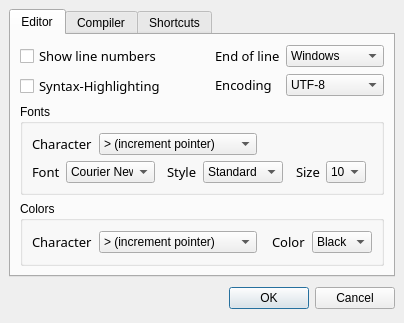
The window that trunk/src/settings.ui (BackupTheBerlios/bf-dev-svn) describes before a commit, drawn with Qt 5.
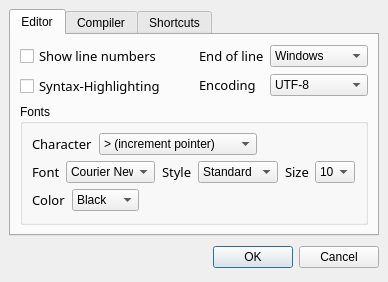
The same window after the commit. Icons and pictures are not drawn.

```diff
--- a/trunk/src/settings.ui
+++ b/trunk/src/settings.ui
@@ -8,14 +8,14 @@
    <rect>
     <x>0</x>
     <y>0</y>
-    <width>404</width>
-    <height>311</height>
+    <width>388</width>
+    <height>274</height>
    </rect>
   </property>
   <property name="maximumSize" >
    <size>
-    <width>404</width>
-    <height>311</height>
+    <width>388</width>
+    <height>274</height>
    </size>
   </property>
   <property name="windowTitle" >
@@ -407,21 +407,6 @@
             </item>
            </layout>
           </item>
-         </layout>
-        </widget>
-       </item>
-       <item>
-        <widget class="QGroupBox" name="groupBox_2" >
-         <property name="title" >
-          <string>Colors</string>
-         </property>
-         <layout class="QVBoxLayout" >
-          <property name="margin" >
-           <number>9</number>
-          </property>
-          <property name="spacing" >
-           <number>6</number>
-          </property>
           <item>
            <layout class="QHBoxLayout" >
             <property name="margin" >
@@ -430,70 +415,6 @@
             <property name="spacing" >
              <number>6</number>
             </property>
-            <item>
-             <widget class="QLabel" name="label_10" >
-              <property name="text" >
-               <string>&lt;html>&lt;head>&lt;meta name="qrichtext" content="1" />&lt;/head>&lt;body style=" white-space: pre-wrap; font-family:Sans Serif; font-size:9pt; font-weight:400; font-style:normal; text-decoration:none;">&lt;p style=" margin-top:0px; margin-bottom:0px; margin-left:0px; margin-right:0px; -qt-block-indent:0; text-indent:0px;">&lt;span style=" font-size:10pt;">Character&lt;/span>&lt;/p>&lt;/body>&lt;/html></string>
-              </property>
-             </widget>
-            </item>
-            <item>
-             <widget class="QComboBox" name="comboBox_9" >
-              <item>
-               <property name="text" >
-                <string>> (increment pointer)</string>
-               </property>
-              </item>
-              <item>
-               <property name="text" >
-                <string>&lt; (decrement pointer)</string>
-               </property>
-              </item>
-              <item>
-               <property name="text" >
-                <string>+ (increment cell value)</string>
-               </property>
-              </item>
-              <item>
-               <property name="text" >
-                <string>- (decrement cell value)</string>
-               </property>
-              </item>
-              <item>
-               <property name="text" >
-                <string>. (output cell value)</string>
-               </property>
-              </item>
-              <item>
-               <property name="text" >
-                <string>, (read cell value)</string>
-               </property>
-              </item>
-              <item>
-               <property name="text" >
-                <string>[ (start loop)</string>
-               </property>
-              </item>
-              <item>
-               <property name="text" >
-                <string>] (end loop)</string>
-               </property>
-              </item>
-             </widget>
-            </item>
-            <item>
-             <spacer>
-              <property name="orientation" >
-               <enum>Qt::Horizontal</enum>
-              </property>
-              <property name="sizeHint" >
-               <size>
-                <width>40</width>
-                <height>20</height>
-               </size>
-              </property>
-             </spacer>
-            </item>
             <item>
              <widget class="QLabel" name="label_11" >
               <property name="text" >
@@ -541,6 +462,19 @@
               </item>
              </widget>
             </item>
+            <item>
+             <spacer>
+              <property name="orientation" >
+               <enum>Qt::Horizontal</enum>
+              </property>
+              <property name="sizeHint" >
+               <size>
+                <width>40</width>
+                <height>20</height>
+               </size>
+              </property>
+             </spacer>
+            </item>
            </layout>
           </item>
          </layout>
```
